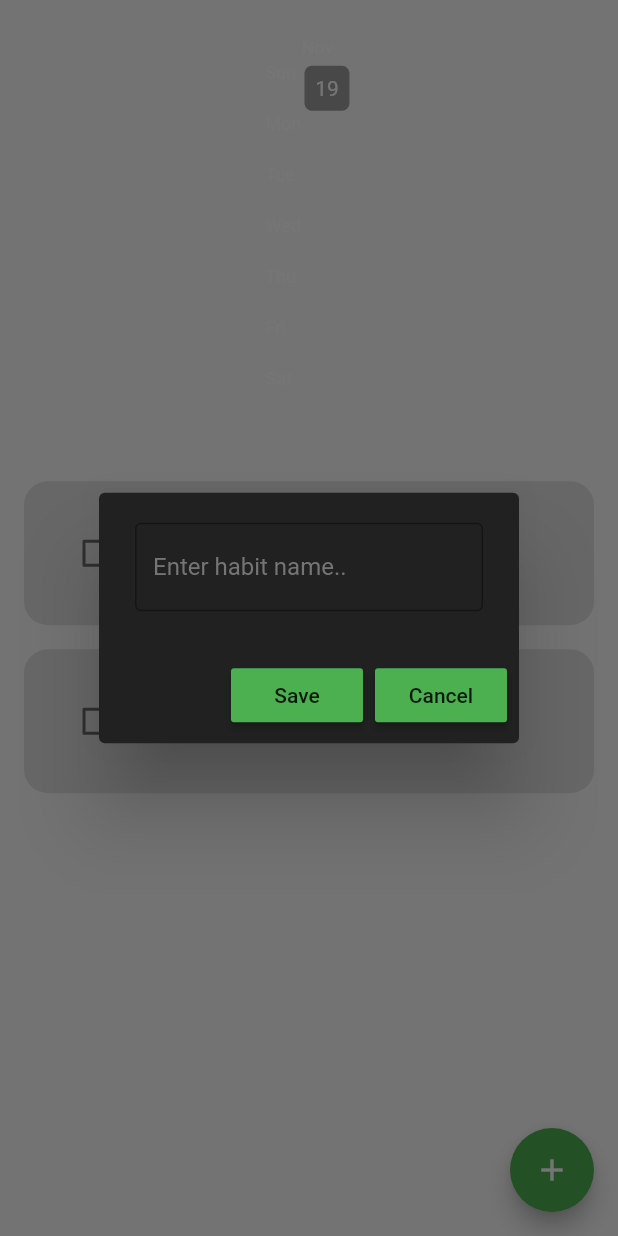
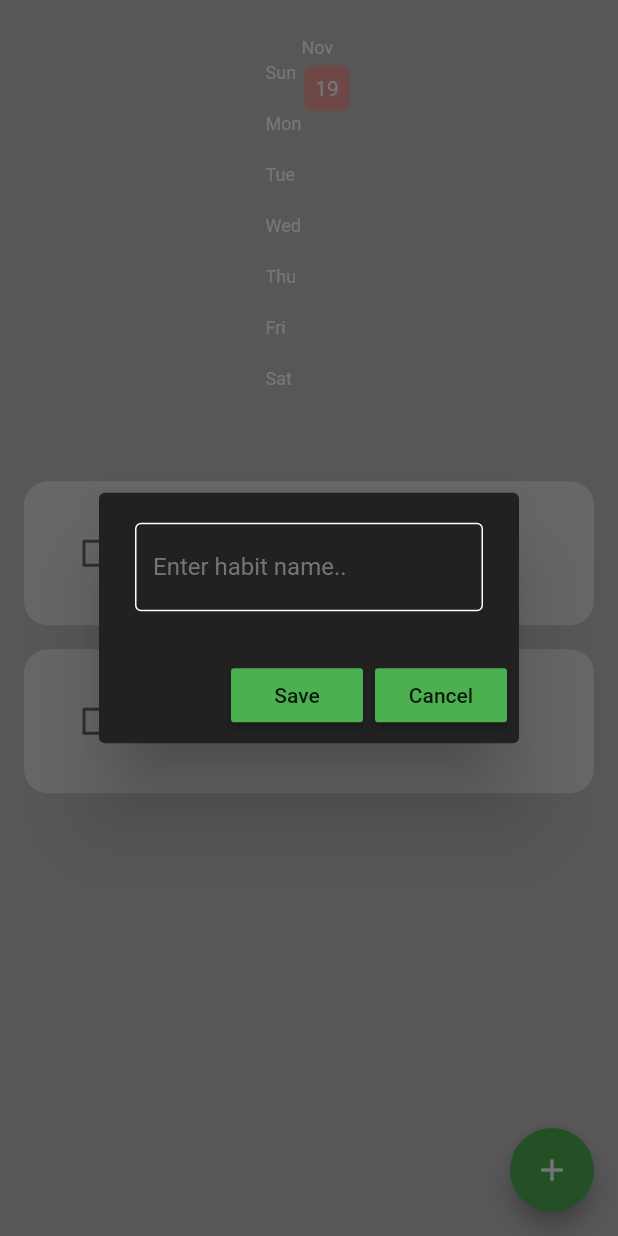
Before and after one commit to Yenkus/Habit-Tracker, a Flutter app: the screen it shows after launch, after a tap on the "add" icon, on a phone screen of 412 x 824 dp. Run offline on Flutter 3.47's test engine with Material 2 defaults, Android fonts, the phone set to English and light mode, and no system bars; drawn by our look-alikes of flutter_heatmap_calendar, flutter_slidable; our stand-ins replace hive_flutter; accounts and stored records are empty.

Commit message:
Still not working

```diff
--- a/lib/components/monthly_summary.dart
+++ b/lib/components/monthly_summary.dart
@@ -3,7 +3,7 @@ import 'package:flutter_heatmap_calendar/flutter_heatmap_calendar.dart';
 import 'package:habit_tracker/datetime/date_time.dart';
 
 class MonthlySummary extends StatelessWidget {
-  final Map<DateTime, int> datasets;
+  final Map<DateTime, int>? datasets;
   final String startDate;
   const MonthlySummary(
       {super.key, required this.datasets, required this.startDate});
@@ -17,7 +17,7 @@ class MonthlySummary extends StatelessWidget {
         endDate: DateTime.now().add(const Duration(days: 0)),
         datasets: datasets,
         colorMode: ColorMode.color,
-        defaultColor: Colors.grey,
+        defaultColor: Colors.red[200],
         textColor: Colors.white,
         showColorTip: false,
         showText: true,
--- a/lib/components/my_alert_box.dart
+++ b/lib/components/my_alert_box.dart
@@ -21,11 +21,13 @@ class MyAlertBox extends StatelessWidget {
         style: const TextStyle(color: Colors.white),
         controller: controller,
         decoration: InputDecoration(
-          hintText: hintText,
-          hintStyle: TextStyle(color: Colors.grey[600]),
-          border: const OutlineInputBorder(),
-          // focusedBorder: OutlineInputBorder()
-        ),
+            hintText: hintText,
+            hintStyle: TextStyle(color: Colors.grey[600]),
+            enabledBorder: const OutlineInputBorder(
+                borderSide: BorderSide(color: Colors.white)),
+            //border: const OutlineInputBorder(),
+            focusedBorder: const OutlineInputBorder(
+                borderSide: BorderSide(color: Colors.white))),
       ),
       actions: [
         MaterialButton(
--- a/lib/data/habit_database.dart
+++ b/lib/data/habit_database.dart
@@ -16,14 +16,14 @@ class HabitDatabase {
     ];
 
     // save the start date
-    _mybox.put('START_DATE', todaysDateFormatted());
+    _mybox.put("START_DATE", todaysDateFormatted());
   }
 
   // load data if it already exists
   void loadData() {
     // if it's a new day, get habit list from database
     if (_mybox.get(todaysDateFormatted()) == null) {
-      todaysHabitList = _mybox.get('CURRENT_HABIT_LIST');
+      todaysHabitList = _mybox.get("CURRENT_HABIT_LIST");
 
       // set all habit completed to false since it's a new day
       for (int i = 0; i < todaysHabitList.length; i++) {
@@ -42,7 +42,7 @@ class HabitDatabase {
     _mybox.put(todaysDateFormatted(), todaysHabitList);
 
     // update universal habit list in case it changed (new habit, edit habit, delete habit)
-    _mybox.put('CURRENT_HABIT_LIST', todaysHabitList);
+    _mybox.put("CURRENT_HABIT_LIST", todaysHabitList);
 
     // Calculate habit complete percentage for each day
     calculateHabitPercentages();
```
Also changed, not shown: lib/pages/home_page.dart (+9 -6 lines).
